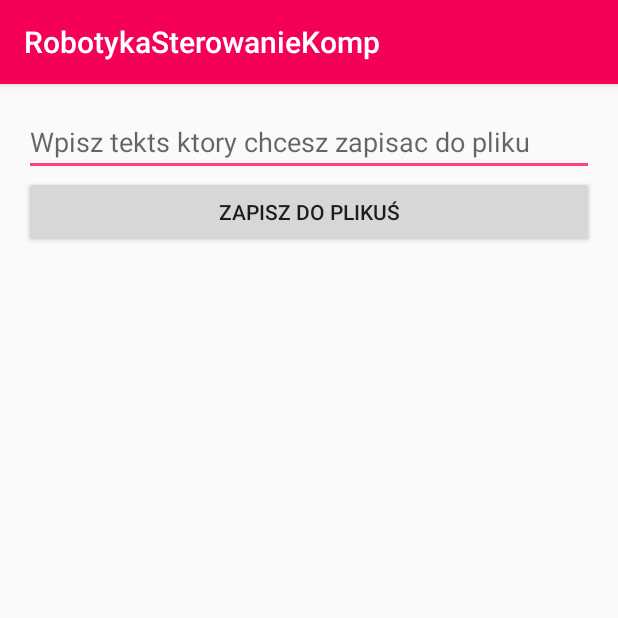
After one commit to nevar91/robotyka_i_sterowanie, an Android app: the WriteToTxtFile screen opened directly, with no data from a screen before it, on a phone screen of 412 x 824 dp, the top half of it. The commit adds this screen. Run offline under Robolectric (Android 15) with nearby library versions, the phone set to English and light mode, and no system bars.

Commit message:
added ShowingFile And WriteToFile

```diff
--- a/app/src/main/AndroidManifest.xml
+++ b/app/src/main/AndroidManifest.xml
@@ -18,7 +18,9 @@
                 <category android:name="android.intent.category.LAUNCHER" />
             </intent-filter>
         </activity>
-        <activity android:name=".BluetoothModule.BluetoothActivity"></activity>
+        <activity android:name=".BluetoothModule.BluetoothActivity" />
+        <activity android:name=".ShowImageModule.ShowGalleryImage" />
+        <activity android:name=".ReadAndWriteToFileModule.WriteToTxtFile"></activity>
     </application>
 
 </manifest>
--- /dev/null
+++ b/app/src/main/java/unilodz/sebtok/robotykasterowaniekomp/ReadAndWriteToFileModule/WriteToTxtFile.java
@@ -0,0 +1,47 @@
+package unilodz.sebtok.robotykasterowaniekomp.ReadAndWriteToFileModule;
+
+import android.content.Context;
+import android.support.v7.app.AppCompatActivity;
+import android.os.Bundle;
+import android.view.View;
+import android.widget.Button;
+import android.widget.EditText;
+
+import java.io.FileNotFoundException;
+import java.io.IOException;
+import java.io.OutputStreamWriter;
+
+import unilodz.sebtok.robotykasterowaniekomp.R;
+
+public class WriteToTxtFile extends AppCompatActivity implements View.OnClickListener {
+
+    private EditText insertedText;
+    private Button saveToFile;
+
+    @Override
+    protected void onCreate(Bundle savedInstanceState) {
+        super.onCreate(savedInstanceState);
+        setContentView(R.layout.activity_write_to_txt_file);
+
+        insertedText = (EditText) findViewById(R.id.insert_edit_text);
+        saveToFile = (Button) findViewById(R.id.save_to_file_button);
+        saveToFile.setOnClickListener(this);
+    }
+
+    @Override
+    public void onClick(View v) {
+        Context context = getApplicationContext();
+        try{
+            String data = insertedText.getText().toString();
+            OutputStreamWriter outputStreamWriter = new OutputStreamWriter(context.openFileOutput("Output.txt", Context.MODE_PRIVATE));
+            if(data != null && data != ""){
+                outputStreamWriter.write(data);
+                outputStreamWriter.close();
+            }
+        } catch (FileNotFoundException e) {
+            e.printStackTrace();
+        } catch (IOException e) {
+            e.printStackTrace();
+        }
+    }
+}
--- /dev/null
+++ b/app/src/main/res/layout/activity_write_to_txt_file.xml
@@ -0,0 +1,25 @@
+<?xml version="1.0" encoding="utf-8"?>
+<TableLayout xmlns:android="http://schemas.android.com/apk/res/android"
+    xmlns:tools="http://schemas.android.com/tools"
+    android:id="@+id/activity_write_to_txt_file"
+    android:layout_width="match_parent"
+    android:layout_height="match_parent"
+    android:paddingBottom="@dimen/activity_vertical_margin"
+    android:paddingLeft="@dimen/activity_horizontal_margin"
+    android:paddingRight="@dimen/activity_horizontal_margin"
+    android:paddingTop="@dimen/activity_vertical_margin"
+    tools:context="unilodz.sebtok.robotykasterowaniekomp.ReadAndWriteToFileModule.WriteToTxtFile">
+
+    <EditText
+        android:id="@+id/insert_edit_text"
+        android:layout_width="match_parent"
+        android:layout_height="wrap_content"
+        android:hint="Wpisz tekts ktory chcesz zapisac do pliku"/>
+
+    <Button
+        android:layout_width="match_parent"
+        android:layout_height="wrap_content"
+        android:id="@+id/save_to_file_button"
+        android:text="Zapisz Do Plikuś"/>
+
+</TableLayout>
--- a/app/src/main/res/values/strings.xml
+++ b/app/src/main/res/values/strings.xml
@@ -19,4 +19,5 @@
     <string name="action_play_next">Play Next</string>
     <string name="backdrop_title">Robotyka</string>
     <string name="backdrop_subtitle">Kalman Tokes</string>
+    <string name="pick_image">Wybierz rysunek</string>
 </resources>
```
Also changed, not shown: app/src/main/java/unilodz/sebtok/robotykasterowaniekomp/MainActivity.java (+8 -2 lines), app/src/main/java/unilodz/sebtok/robotykasterowaniekomp/ShowImageModule/ShowGalleryImage.java (added, +71 -0 lines), app/src/main/res/layout/activity_show_gallery_image.xml (added, +44 -0 lines).
